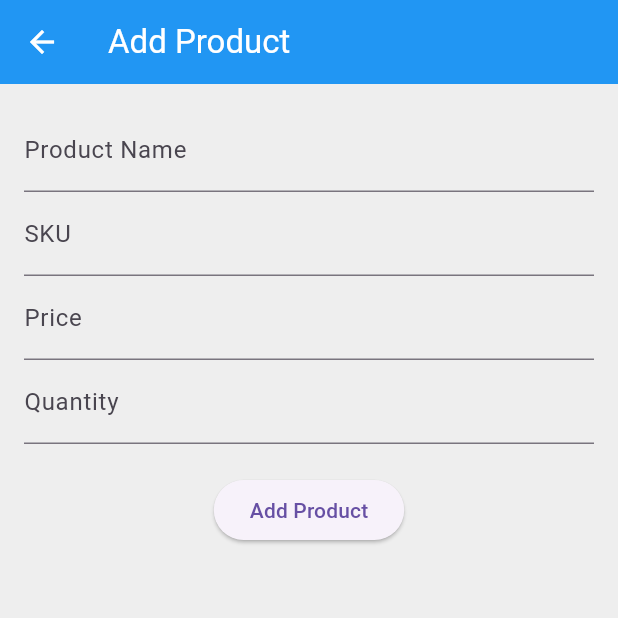
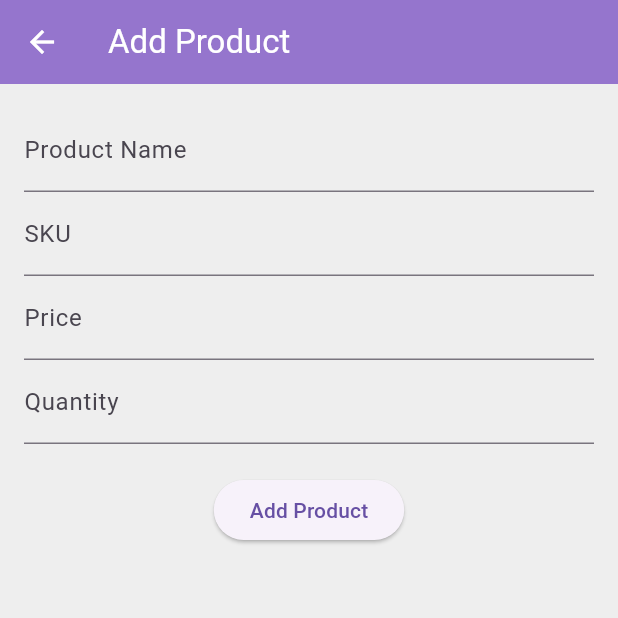
Before and after one commit to PrakharSinghG/inventory_manage_app, a Flutter app: the AddProductScreen screen opened directly, on a phone screen of 412 x 824 dp, the top half of it. Run offline on Flutter 3.47's test engine with Material 3 defaults, Android fonts, the phone set to English and light mode, and no system bars; our stand-ins replace shared_preferences; accounts and stored records are empty.

Commit message:
theme changes

```diff
--- a/lib/providers/theme_provider.dart
+++ b/lib/providers/theme_provider.dart
@@ -16,8 +16,8 @@ class ThemeProvider extends ChangeNotifier {
     brightness: Brightness.light,
     primarySwatch: Colors.blue,
     scaffoldBackgroundColor: Colors.grey[200],
-    appBarTheme: const AppBarTheme(
-      backgroundColor: Colors.blue,
+    appBarTheme: AppBarTheme(
+      backgroundColor: Colors.deepPurple[300],
       foregroundColor: Colors.white,
     ),
     textTheme: const TextTheme(
@@ -32,7 +32,7 @@ class ThemeProvider extends ChangeNotifier {
     primarySwatch: Colors.blue,
     scaffoldBackgroundColor: Colors.grey[900],
     appBarTheme: const AppBarTheme(
-      backgroundColor: Colors.black,
+      backgroundColor: Colors.deepPurple,
       foregroundColor: Colors.white,
     ),
     textTheme: const TextTheme(
```
Also changed, not shown: lib/screens/product_list_screen.dart (+17 -5 lines).
